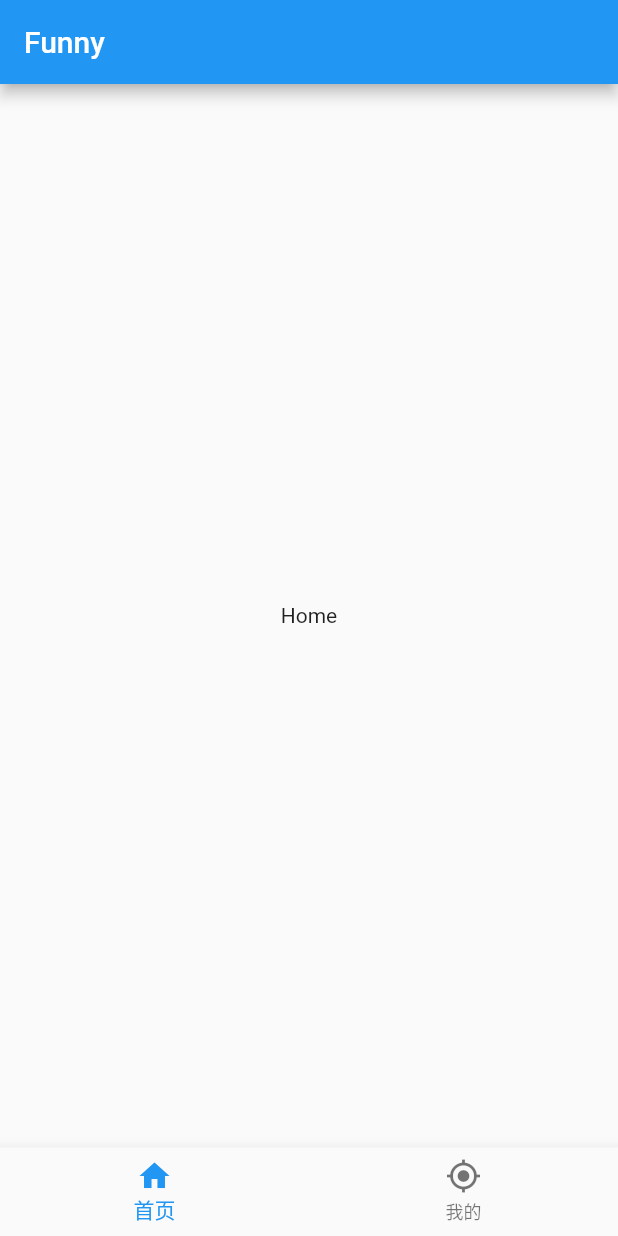
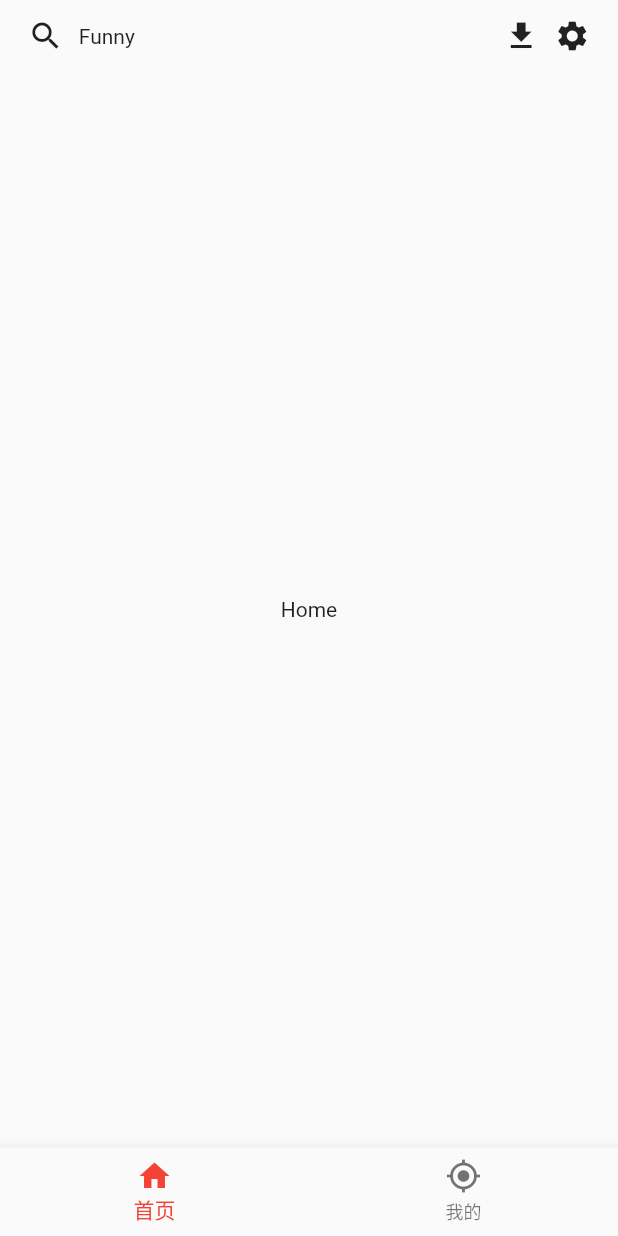
Before and after one commit to liuxinwu/Funny, a Flutter app: the screen it shows after launch, on a phone screen of 412 x 824 dp. Run offline on Flutter 3.47's test engine with Material 2 defaults, Android fonts, the phone set to English and light mode, and no system bars; our stand-ins replace dio, fluttertoast.

Commit message:
feat: 主题

```diff
--- a/lib/components/fTabbar.dart
+++ b/lib/components/fTabbar.dart
@@ -14,6 +14,7 @@ class FTabbar extends StatelessWidget {
       onTap: (index) {
         setCurrentTab(index);
       },
+      selectedItemColor: Theme.of(context).primaryColor,
       items: [
       BottomNavigationBarItem(
         icon: Icon(Icons.home),
--- a/lib/main.dart
+++ b/lib/main.dart
@@ -1,5 +1,6 @@
 import 'package:flutter/material.dart';
 import './router/routers.dart';
+
 void main() {
   runApp(App());
 }
@@ -8,8 +9,11 @@ class App extends StatelessWidget {
   @override
   Widget build(BuildContext context) {
     return MaterialApp(
-      title: 'Funny',
-      routes: routers
-    );
+        title: '风趣视频',
+        theme: new ThemeData(
+          appBarTheme: AppBarTheme(backgroundColor: Colors.red, brightness: Brightness.light),
+          primaryColor: Colors.red,
+        ),
+        routes: routers);
   }
 }
--- a/lib/pages/app.dart
+++ b/lib/pages/app.dart
@@ -13,10 +13,13 @@ class _AppState extends State<App> {
   int currentTab = 0;
 
   getBody() {
-    switch(currentTab) {
-      case 0: return Home();
-      case 1: return My();
-      default: return Home();
+    switch (currentTab) {
+      case 0:
+        return Home();
+      case 1:
+        return My();
+      default:
+        return Home();
     }
   }
 
@@ -29,15 +32,21 @@ class _AppState extends State<App> {
 
   @override
   Widget build(BuildContext context) {
+    final double statusBarHeight = MediaQuery.of(context).padding.top;
+
     return Scaffold(
-      appBar: AppBar(
-        title: new Text('Funny'),
+      body: Column(
+        children: [
+          SizedBox(
+            height: statusBarHeight,
+          ),
+          new Expanded(
+            child: getBody(),
+          ),
+        ],
       ),
-      body: getBody(),
-      bottomNavigationBar: FTabbar(
-        currentTab: currentTab,
-        setCurrentTab: setCurrentTab
-      ),
+      bottomNavigationBar:
+          FTabbar(currentTab: currentTab, setCurrentTab: setCurrentTab),
     );
   }
 }
--- a/lib/pages/home/index.dart
+++ b/lib/pages/home/index.dart
@@ -4,15 +4,39 @@ import '/api/cmsApi.dart';
 class Home extends StatelessWidget {
   @override
   Widget build(BuildContext context) {
-    return Center(
+    return Column(
+      children: [
+        SizedBox(
+          width: 375,
+          height: 48,
+          child: Row(
+            children: [
+              Padding(
+                  padding: EdgeInsets.fromLTRB(0, 5, 10, 5),
+                  child: Icon(Icons.search)),
+              new Expanded(
+                child: Text('Funny'),
+              ),
+              Padding(
+                  padding: EdgeInsets.fromLTRB(10, 5, 10, 5),
+                  child: Icon(Icons.download)),
+              Icon(Icons.settings)
+            ],
+          ),
+        ),
+        new Expanded(child: Center(
           child: GestureDetector(
             child: Text('Home'),
             onTap: () async {
-          final res = await CmsApi.getList(queryParameters: {'ac': 'list', 'pg': 2 });
+              final res = await CmsApi.getList(
+                  queryParameters: {'ac': 'list', 'pg': 2});
               print('index.dart');
               print(res.data);
             },
           ),
+        ),)
+
+      ],
     );
   }
 }
```
Lines whose indentation alone changed are shown as unchanged.
